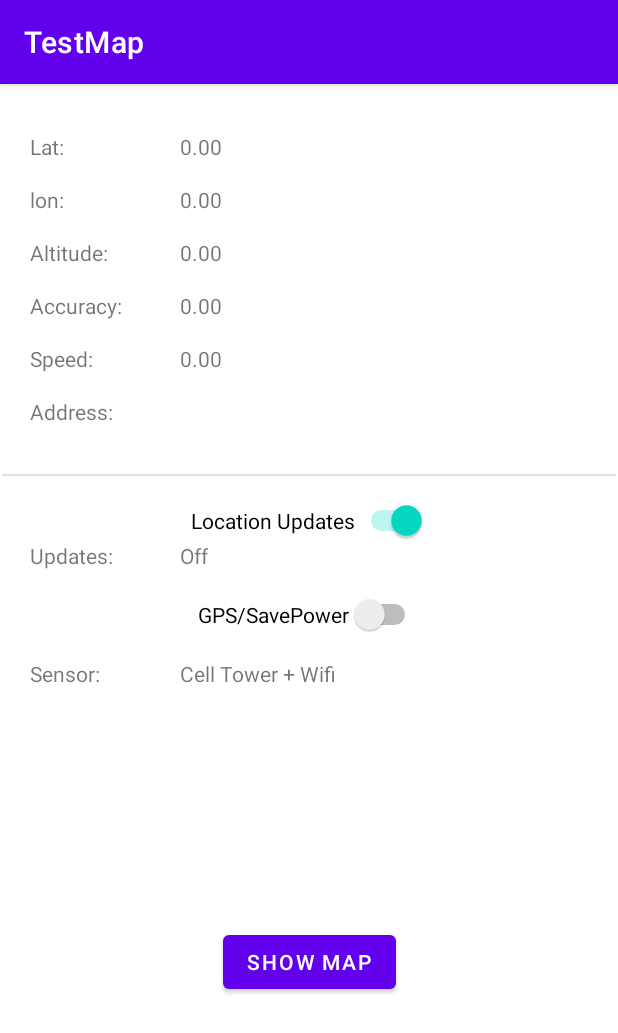
After one commit to BaoLam23/BTL-MOBDEV, an Android app: the GPS screen opened directly, with no data from a screen before it, on a phone screen of 412 x 824 dp. The commit adds this screen. Shown: the top 1033 px of the screen. Run offline under Robolectric (Android 15) with nearby library versions, the phone set to English and light mode, and no system bars.

Commit message:
map done

```diff
--- a/GAME/app/build.gradle.kts
+++ b/GAME/app/build.gradle.kts
@@ -1,6 +1,7 @@
 plugins {
     id("com.android.application")
     id("com.google.gms.google-services")
+    id("com.google.android.libraries.mapsplatform.secrets-gradle-plugin")
 }
 
 android {
@@ -27,6 +28,9 @@ android {
         sourceCompatibility = JavaVersion.VERSION_1_8
         targetCompatibility = JavaVersion.VERSION_1_8
     }
+    buildFeatures {
+        viewBinding = true
+    }
 }
 
 dependencies {
@@ -38,7 +42,9 @@ dependencies {
     implementation("com.google.firebase:firebase-auth:22.2.0")
     implementation("com.google.firebase:firebase-firestore")
     implementation("com.google.firebase:firebase-database:20.3.0")
+    implementation("com.google.android.gms:play-services-location:21.0.1")
     testImplementation("junit:junit:4.13.2")
     androidTestImplementation("androidx.test.ext:junit:1.1.5")
     androidTestImplementation("androidx.test.espresso:espresso-core:3.5.1")
+    implementation("com.google.android.gms:play-services-maps:18.2.0")
 }
--- /dev/null
+++ b/GAME/app/src/main/java/com/example/gameinwakingtoearn/Game/Object/Running/GPS.java
@@ -0,0 +1,219 @@
+package com.example.gameinwakingtoearn.Game.Object.Running;
+
+import android.content.Intent;
+import android.content.pm.PackageManager;
+import android.location.Address;
+import android.location.Geocoder;
+import android.location.Location;
+import android.os.Build;
+import android.os.Bundle;
+import android.view.View;
+import android.widget.Button;
+import android.widget.Switch;
+import android.widget.TextView;
+import android.widget.Toast;
+
+import androidx.annotation.NonNull;
+import androidx.appcompat.app.AppCompatActivity;
+import androidx.core.app.ActivityCompat;
+
+import com.example.gameinwakingtoearn.R;
+import com.google.android.gms.location.FusedLocationProviderClient;
+import com.google.android.gms.location.LocationCallback;
+import com.google.android.gms.location.LocationRequest;
+import com.google.android.gms.location.LocationResult;
+import com.google.android.gms.location.LocationServices;
+import com.google.android.gms.tasks.OnSuccessListener;
+
+import java.util.List;
+public class GPS extends AppCompatActivity {
+
+    public static final int DEFAULT_UPDATE_INTERVAL = 15;
+    public static final int FAST_UPDATE_INTERVAL = 3;
+    private static final int PERMISSION_FINE_LOCATION = 99;
+
+    //references to the UI elements
+    TextView tv_lat, tv_lon, tv_altitude, tv_accuracy, tv_speed, tv_sensor, tv_updates, tv_address;
+    Button btn_showMap;
+    Switch sw_locationupdates, sw_gps;
+
+    // variable to see if we are tracking location or not.
+    boolean updateOn = false;
+
+    //Location request is a config file for setting related to FusedLocationProviderClient
+    LocationRequest locationRequest;
+    LocationCallback locationCallBack;
+
+    //Google API for location service.
+    FusedLocationProviderClient fusedLocationProviderClient;
+
+    @Override
+    protected void onCreate(Bundle savedInstanceState) {
+        super.onCreate(savedInstanceState);
+        setContentView(R.layout.gps_starting);
+
+        // give UI variable value
+
+        tv_lat = findViewById(R.id.tv_lat);
+        tv_lon = findViewById(R.id.tv_lon);
+        tv_altitude = findViewById(R.id.tv_altitude);
+        tv_accuracy = findViewById(R.id.tv_accuracy);
+        tv_speed = findViewById(R.id.tv_speed);
+        tv_sensor = findViewById(R.id.tv_sensor);
+        tv_updates = findViewById(R.id.tv_updates);
+        tv_address = findViewById(R.id.tv_address);
+        sw_gps = findViewById(R.id.sw_gps);
+        sw_locationupdates = findViewById(R.id.sw_locationsupdates);
+        btn_showMap = findViewById(R.id.button);
+
+        //set all properties of LocationRequest
+
+        locationRequest = new LocationRequest();
+
+        //how often default location check happen ?
+        locationRequest.setInterval(1000 * DEFAULT_UPDATE_INTERVAL);
+
+        //how often fast mode location check happen ?
+        locationRequest.setInterval(1000 * FAST_UPDATE_INTERVAL);
+
+        locationRequest.setPriority(LocationRequest.PRIORITY_BALANCED_POWER_ACCURACY);
+
+        //event that triggered whenever the update interval is met
+        locationCallBack = new LocationCallback() {
+            @Override
+            public void onLocationResult(@NonNull LocationResult locationResult) {
+                super.onLocationResult(locationResult);
+
+                // save the location
+                Location location = locationResult.getLastLocation();
+                updateUIValues(location);
+            }
+        };
+
+        btn_showMap.setOnClickListener(new View.OnClickListener() {
+            @Override
+            public void onClick(View view) {
+                Intent i = new Intent(GPS.this,MapsActivity.class);
+                startActivity(i);
+            }
+        });
+
+        sw_gps.setOnClickListener(new View.OnClickListener() {
+            @Override
+            public void onClick(View view) {
+                if (sw_gps.isChecked()) {
+                    //most accurate - use GPS
+                    locationRequest.setPriority(LocationRequest.PRIORITY_HIGH_ACCURACY);
+                    tv_sensor.setText("Using GPS sensor");
+                } else {
+                    locationRequest.setPriority(LocationRequest.PRIORITY_BALANCED_POWER_ACCURACY);
+                    tv_sensor.setText("Using Towers + WIFI");
+                }
+            }
+        });
+
+        sw_locationupdates.setOnClickListener(new View.OnClickListener() {
+            @Override
+            public void onClick(View view) {
+                if (sw_locationupdates.isChecked()) {
+                    // turn on location tracking
+                    startLocationUpdates();
+                } else {
+                    // turn off tracking
+                    stopLocationUpdates();
+                }
+            }
+        });
+
+        updateGPS();
+    } // end onCreate
+
+    private void startLocationUpdates() {
+        tv_updates.setText("Tracking now");
+        fusedLocationProviderClient.requestLocationUpdates(locationRequest, locationCallBack, null);
+
+    }
+
+    private void stopLocationUpdates() {
+        tv_updates.setText("Not tracking");
+        tv_lat.setText("Not tracking");
+        tv_lon.setText("Not tracking");
+        tv_speed.setText("Not tracking");
+        tv_address.setText("Not tracking");
+        tv_accuracy.setText("Not tracking");
+        tv_altitude.setText("Not tracking");
+        tv_sensor.setText("Not tracking");
+
+        fusedLocationProviderClient.removeLocationUpdates(locationCallBack);
+    }
+
+    @Override
+    public void onRequestPermissionsResult(int requestCode, @NonNull String[] permissions, @NonNull int[] grantResults) {
+        super.onRequestPermissionsResult(requestCode, permissions, grantResults);
+
+        switch (requestCode) {
+            case PERMISSION_FINE_LOCATION:
+                ;
+                if (grantResults[0] == PackageManager.PERMISSION_GRANTED) {
+                    updateGPS();
+                } else {
+                    Toast.makeText(this, "This app requires permission to work ", Toast.LENGTH_LONG).show();
+                    finish();
+                }
+        }
+    }
+
+    private void updateGPS() {
+        // get permissions from user to track GPS
+        // get current location from the fused client
+        // update the UI
+
+        fusedLocationProviderClient = LocationServices.getFusedLocationProviderClient(GPS.this);
+
+        if (ActivityCompat.checkSelfPermission(this, android.Manifest.permission.ACCESS_FINE_LOCATION) == PackageManager.PERMISSION_GRANTED) {
+            //user provide permission
+            fusedLocationProviderClient.getLastLocation().addOnSuccessListener(this, new OnSuccessListener<Location>() {
+                @Override
+                public void onSuccess(Location location) {
+                    //we got permissions.Put values of location into UI components.
+                    updateUIValues(location);
+                }
+            });
+        } else {
+            //permissions not granted
+
+            if (Build.VERSION.SDK_INT >= Build.VERSION_CODES.M) {
+                requestPermissions(new String[]{android.Manifest.permission.ACCESS_FINE_LOCATION}, PERMISSION_FINE_LOCATION);
+            }
+        }
+
+    }
+
+    //update all text view object
+    private void updateUIValues(Location location) {
+        tv_lat.setText(String.valueOf(location.getLatitude()));
+        tv_lon.setText(String.valueOf(location.getLongitude()));
+        tv_accuracy.setText(String.valueOf(location.getAccuracy()));
+
+        if (location.hasAltitude()) {
+            tv_altitude.setText(String.valueOf(location.getAltitude()));
+        } else {
+            tv_altitude.setText("NOT AVAILABLE");
+        }
+
+        if (location.hasAltitude()) {
+            tv_speed.setText(String.valueOf(location.getAltitude()));
+        } else {
+            tv_speed.setText("NOT AVAILABLE");
+        }
+
+        Geocoder geocoder = new Geocoder(GPS.this);
+
+        try {
+            List<Address> addressList = geocoder.getFromLocation(location.getLatitude(), location.getLongitude(), 1);
+            tv_address.setText(addressList.get(0).getAddressLine(0));
+        } catch (Exception e) {
+            tv_address.setText("Unable to get street address");
+        }
+    }
+}
--- a/GAME/app/src/main/res/layout/activity_authentication.xml
+++ b/GAME/app/src/main/res/layout/activity_authentication.xml
@@ -28,4 +28,10 @@
         android:layout_height="wrap_content"
         android:text="PlayGame" />
 
+    <Button
+        android:id="@+id/showMapBut"
+        android:layout_width="match_parent"
+        android:layout_height="wrap_content"
+        android:text="Start Running" />
+
 </LinearLayout>
--- /dev/null
+++ b/GAME/app/src/main/res/layout/gps_starting.xml
@@ -0,0 +1,196 @@
+<?xml version="1.0" encoding="utf-8"?>
+<androidx.constraintlayout.widget.ConstraintLayout xmlns:android="http://schemas.android.com/apk/res/android"
+    xmlns:app="http://schemas.android.com/apk/res-auto"
+    xmlns:tools="http://schemas.android.com/tools"
+    android:layout_width="match_parent"
+    android:layout_height="match_parent"
+    tools:context=".MyGame.MainActivity">
+
+    <TextView
+        android:id="@+id/tv_labellat"
+        android:layout_width="100dp"
+        android:layout_height="wrap_content"
+        android:layout_marginStart="20dp"
+        android:layout_marginTop="32dp"
+        android:text="Lat:"
+        app:layout_constraintStart_toStartOf="parent"
+        app:layout_constraintTop_toTopOf="parent" />
+
+    <TextView
+        android:id="@+id/tv_lat"
+        android:layout_width="wrap_content"
+        android:layout_height="wrap_content"
+        android:layout_marginTop="32dp"
+        android:text="0.00"
+        app:layout_constraintStart_toEndOf="@+id/tv_labellat"
+        app:layout_constraintTop_toTopOf="parent" />
+
+    <TextView
+        android:id="@+id/tv_labellon"
+        android:layout_width="100dp"
+        android:layout_height="wrap_content"
+        android:layout_marginStart="20dp"
+        android:layout_marginTop="16dp"
+        android:text="lon:"
+        app:layout_constraintStart_toStartOf="parent"
+        app:layout_constraintTop_toBottomOf="@+id/tv_labellat" />
+
+    <TextView
+        android:id="@+id/tv_lon"
+        android:layout_width="wrap_content"
+        android:layout_height="wrap_content"
+        android:layout_marginTop="16dp"
+        android:text="0.00"
+        app:layout_constraintStart_toEndOf="@+id/tv_labellon"
+        app:layout_constraintTop_toBottomOf="@+id/tv_lat" />
+
+    <TextView
+        android:id="@+id/tv_labelaltitude"
+        android:layout_width="100dp"
+        android:layout_height="wrap_content"
+        android:layout_marginStart="20dp"
+        android:layout_marginTop="16dp"
+        android:text="Altitude:"
+        app:layout_constraintStart_toStartOf="parent"
+        app:layout_constraintTop_toBottomOf="@+id/tv_labellon" />
+
+    <TextView
+        android:id="@+id/tv_altitude"
+        android:layout_width="wrap_content"
+        android:layout_height="wrap_content"
+        android:text="0.00"
+        app:layout_constraintStart_toEndOf="@+id/tv_labelaltitude"
+        app:layout_constraintTop_toTopOf="@+id/tv_labelaltitude" />
+
+    <TextView
+        android:id="@+id/tv_labelaccuracy"
+        android:layout_width="100dp"
+        android:layout_height="wrap_content"
+        android:layout_marginStart="20dp"
+        android:layout_marginTop="16dp"
+        android:text="Accuracy:"
+        app:layout_constraintStart_toStartOf="parent"
+        app:layout_constraintTop_toBottomOf="@+id/tv_labelaltitude" />
+
+    <TextView
+        android:id="@+id/tv_accuracy"
+        android:layout_width="wrap_content"
+        android:layout_height="wrap_content"
+        android:text="0.00"
+        app:layout_constraintStart_toEndOf="@+id/tv_labelaccuracy"
+        app:layout_constraintTop_toTopOf="@+id/tv_labelaccuracy" />
+
+    <TextView
+        android:id="@+id/tv_labelspeed"
+        android:layout_width="100dp"
+        android:layout_height="wrap_content"
+        android:layout_marginStart="20dp"
+        android:layout_marginTop="16dp"
+        android:text="Speed:"
+        app:layout_constraintStart_toStartOf="parent"
+        app:layout_constraintTop_toBottomOf="@+id/tv_labelaccuracy" />
+
+    <TextView
+        android:id="@+id/tv_speed"
+        android:layout_width="wrap_content"
+        android:layout_height="wrap_content"
+        android:text="0.00"
+        app:layout_constraintStart_toEndOf="@+id/tv_labelspeed"
+        app:layout_constraintTop_toTopOf="@+id/tv_labelspeed" />
+
+    <TextView
+        android:id="@+id/tv_labelsensor"
+        android:layout_width="100dp"
+        android:layout_height="wrap_content"
+        android:layout_marginStart="20dp"
+        android:layout_marginTop="16dp"
+        android:text="Sensor:"
+        app:layout_constraintStart_toStartOf="parent"
+        app:layout_constraintTop_toBottomOf="@+id/sw_gps" />
+
+    <TextView
+        android:id="@+id/tv_sensor"
+        android:layout_width="wrap_content"
+        android:layout_height="wrap_content"
+        android:text="Cell Tower + Wifi"
+        app:layout_constraintStart_toEndOf="@+id/tv_labelsensor"
+        app:layout_constraintTop_toTopOf="@+id/tv_labelsensor" />
+
+    <TextView
+        android:id="@+id/tv_labelupdates"
+        android:layout_width="100dp"
+        android:layout_height="wrap_content"
+        android:layout_marginStart="20dp"
+        android:text="Updates:"
+        app:layout_constraintStart_toStartOf="parent"
+        app:layout_constraintTop_toBottomOf="@+id/sw_locationsupdates" />
+
+    <TextView
+        android:id="@+id/tv_updates"
+        android:layout_width="wrap_content"
+        android:layout_height="wrap_content"
+        android:text="Off"
+        app:layout_constraintStart_toEndOf="@+id/tv_labelupdates"
+        app:layout_constraintTop_toTopOf="@+id/tv_labelupdates" />
+
+    <Switch
+        android:id="@+id/sw_locationsupdates"
+        android:layout_width="wrap_content"
+        android:layout_height="wrap_content"
+        android:layout_marginTop="16dp"
+        android:checked="true"
+        android:text="Location Updates"
+        app:layout_constraintEnd_toEndOf="parent"
+        app:layout_constraintStart_toStartOf="parent"
+        app:layout_constraintTop_toBottomOf="@+id/divider" />
+
+    <Switch
+        android:id="@+id/sw_gps"
+        android:layout_width="wrap_content"
+        android:layout_height="wrap_content"
+        android:layout_marginTop="16dp"
+        android:text="GPS/SavePower"
+        app:layout_constraintEnd_toEndOf="parent"
+        app:layout_constraintStart_toStartOf="parent"
+        app:layout_constraintTop_toBottomOf="@+id/tv_labelupdates" />
+
+    <TextView
+        android:id="@+id/tv_address"
+        android:layout_width="wrap_content"
+        android:layout_height="wrap_content"
+        app:layout_constraintStart_toEndOf="@+id/tv_lbladdress"
+        app:layout_constraintTop_toTopOf="@+id/tv_lbladdress" />
+
+    <TextView
+        android:id="@+id/tv_lbladdress"
+        android:layout_width="115dp"
+        android:layout_height="52dp"
+        android:layout_marginStart="20dp"
+        android:layout_marginTop="16dp"
+        android:text="Address:"
+        app:layout_constraintStart_toStartOf="parent"
+        app:layout_constraintTop_toBottomOf="@+id/tv_labelspeed" />
+
+    <View
+        android:id="@+id/divider"
+        android:layout_width="0dp"
+        android:layout_height="1dp"
+        android:layout_marginStart="1dp"
+        android:layout_marginTop="32dp"
+        android:layout_marginEnd="1dp"
+        android:background="?android:attr/listDivider"
+        app:layout_constraintEnd_toEndOf="parent"
+        app:layout_constraintStart_toStartOf="parent"
+        app:layout_constraintTop_toBottomOf="@+id/tv_address" />
+
+    <Button
+        android:id="@+id/button"
+        android:layout_width="wrap_content"
+        android:layout_height="wrap_content"
+        android:text="Show map"
+        app:layout_constraintBottom_toBottomOf="parent"
+        app:layout_constraintEnd_toEndOf="parent"
+        app:layout_constraintStart_toStartOf="parent"
+        app:layout_constraintTop_toBottomOf="@+id/tv_sensor" />
+
+</androidx.constraintlayout.widget.ConstraintLayout>
--- a/GAME/app/src/main/res/values/strings.xml
+++ b/GAME/app/src/main/res/values/strings.xml
@@ -8,4 +8,5 @@
     <string name="click_to_register">Click to register</string>
     <string name="log_out">Log out</string>
     <string name="username">Username</string>
+    <string name="title_activity_maps">MapsActivity</string>
 </resources>
--- a/GAME/build.gradle.kts
+++ b/GAME/build.gradle.kts
@@ -6,4 +6,5 @@ buildscript {
 // Top-level build file where you can add configuration options common to all sub-projects/modules.
 plugins {
     id("com.android.application") version "8.1.1" apply false
+    id("com.google.android.libraries.mapsplatform.secrets-gradle-plugin") version "2.0.1" apply false
 }
```
Also changed, not shown: GAME/app/src/main/AndroidManifest.xml (+28 -9 lines), GAME/app/src/main/java/com/example/gameinwakingtoearn/Game/Object/MainUI/Authentication.java (+12 -1 lines), GAME/app/src/main/java/com/example/gameinwakingtoearn/Game/Object/Running/MapsActivity.java (added, +52 -0 lines), GAME/app/src/main/res/layout/activity_maps.xml (added, +9 -0 lines), 667 other files.
